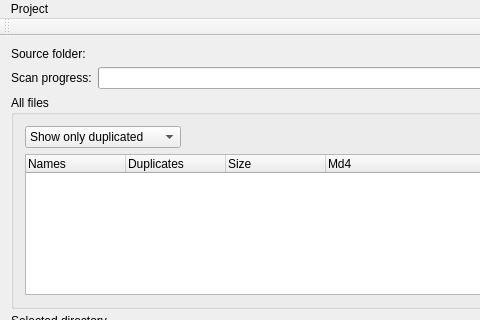
The window that dude/MainWindow.ui (westerhofffl/vcard-editor) describes before a commit, drawn with Qt 5; both pictures show x 0 to 480 and y 0 to 320 of the 1065 by 560 pixel window.
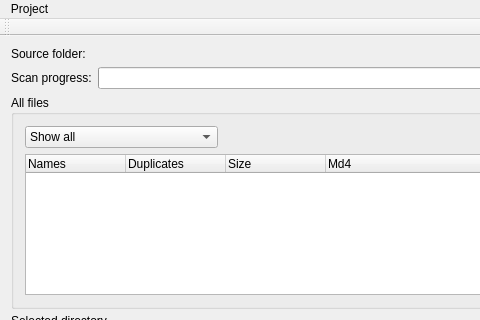
The same window after the commit.

Commit message: + show completly removed only

Patch:
```diff
--- a/dude/MainWindow.ui
+++ b/dude/MainWindow.ui
@@ -138,8 +138,17 @@
           <property name="enabled">
            <bool>true</bool>
           </property>
+          <property name="sizePolicy">
+           <sizepolicy hsizetype="Preferred" vsizetype="Fixed">
+            <horstretch>0</horstretch>
+            <verstretch>0</verstretch>
+           </sizepolicy>
+          </property>
           <property name="currentIndex">
-           <number>1</number>
+           <number>0</number>
+          </property>
+          <property name="sizeAdjustPolicy">
+           <enum>QComboBox::AdjustToContents</enum>
           </property>
           <item>
            <property name="text">
@@ -148,12 +157,17 @@
           </item>
           <item>
            <property name="text">
-            <string>Show only duplicated</string>
+            <string>Show duplicated only</string>
            </property>
           </item>
           <item>
            <property name="text">
-            <string>Show only not resolved</string>
+            <string>Show not resolved only</string>
+           </property>
+          </item>
+          <item>
+           <property name="text">
+            <string>Show completly removed only</string>
            </property>
           </item>
          </widget>
```
The commit also changes 1 other file.
